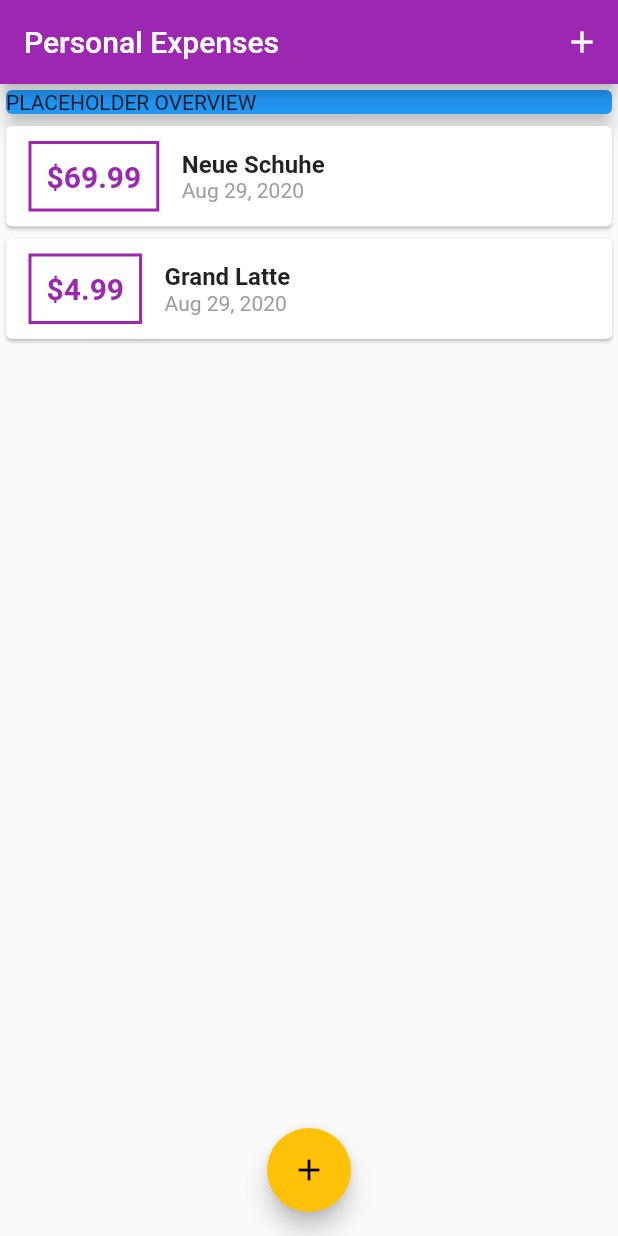
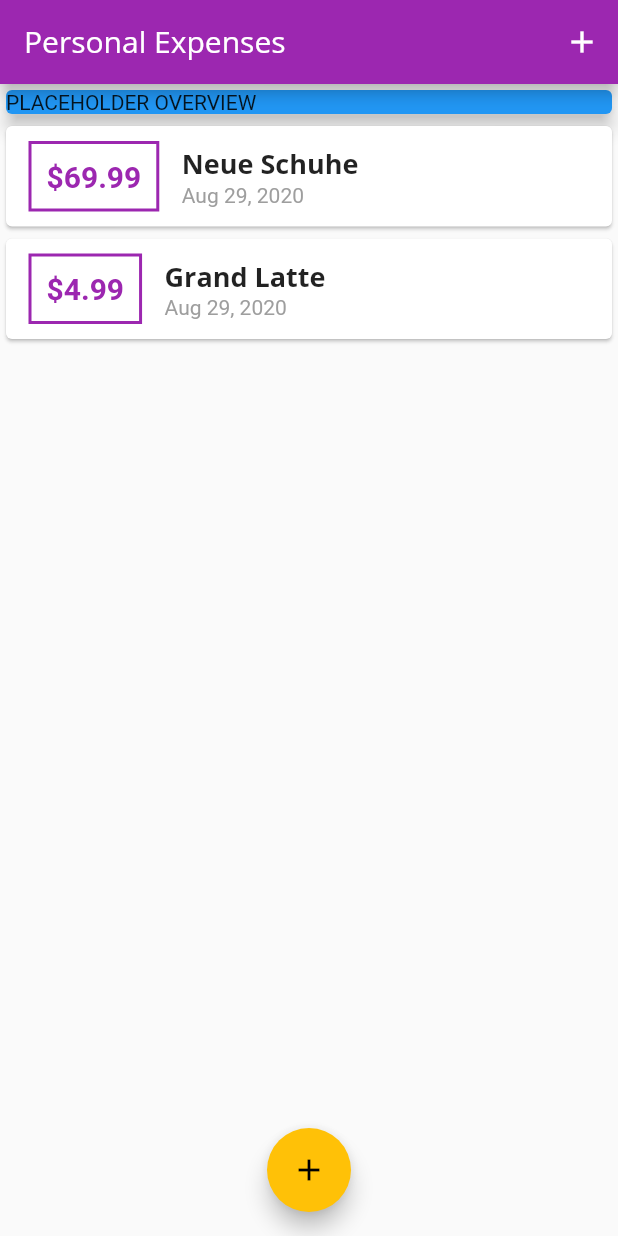
Before and after one commit to GianRathgeb/ExpensePlanner, a Flutter app: the screen it shows after launch, on a phone screen of 412 x 824 dp. Run offline on Flutter 3.47's test engine with Material 2 defaults, Android fonts, the phone set to English and light mode, and no system bars.

Commit message:
Theme for Text

```diff
--- a/lib/main.dart
+++ b/lib/main.dart
@@ -13,6 +13,22 @@ class MyApp extends StatelessWidget {
       theme: ThemeData(
         primarySwatch: Colors.purple,
         accentColor: Colors.amber,
+        fontFamily: 'Quicksand',
+        textTheme: ThemeData.light().textTheme.copyWith(
+          headline6: TextStyle(
+                fontFamily: 'OpenSans',
+                fontSize: 18,
+                fontWeight: FontWeight.bold,
+              ),
+            ),
+        appBarTheme: AppBarTheme(
+          textTheme: ThemeData.light().textTheme.copyWith(
+            headline6: TextStyle(
+                  fontFamily: 'OpenSans',
+                  fontSize: 20,
+                ),
+              ),
+        ),
       ),
       home: MyHomePage(),
     );
--- a/lib/widgets/transaction_list.dart
+++ b/lib/widgets/transaction_list.dart
@@ -43,7 +43,7 @@ class TransactionList extends StatelessWidget {
                     Text(
                       transactions[index].title,
                       style:
-                          TextStyle(fontSize: 16, fontWeight: FontWeight.bold),
+                          Theme.of(context).textTheme.headline6,
                     ),
                     Text(
                       DateFormat.yMMMd().format(transactions[index].date),
```
Also changed, not shown: pubspec.yaml (+11 -6 lines), assets/fonts/OpenSans-Bold.ttf (added), assets/fonts/OpenSans-Regular.ttf (added), assets/fonts/Quicksand-Bold.ttf (added), assets/fonts/Quicksand-Light.ttf (added), assets/fonts/Quicksand-Medium.ttf (added), assets/fonts/Quicksand-Regular.ttf (added).
